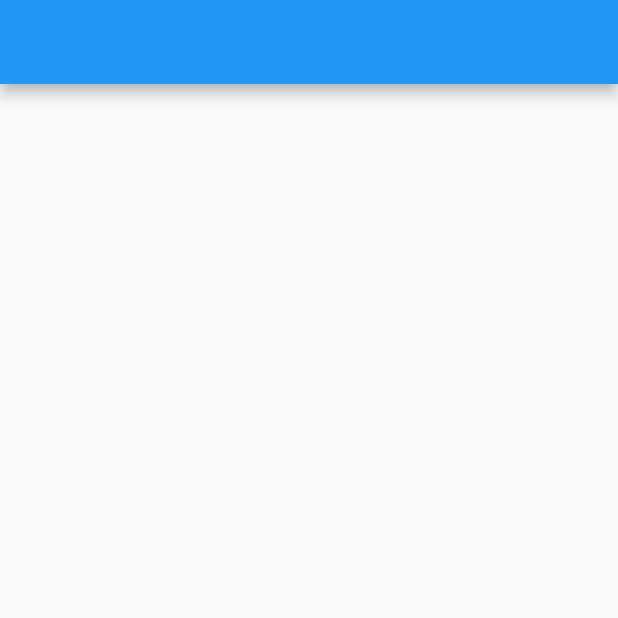
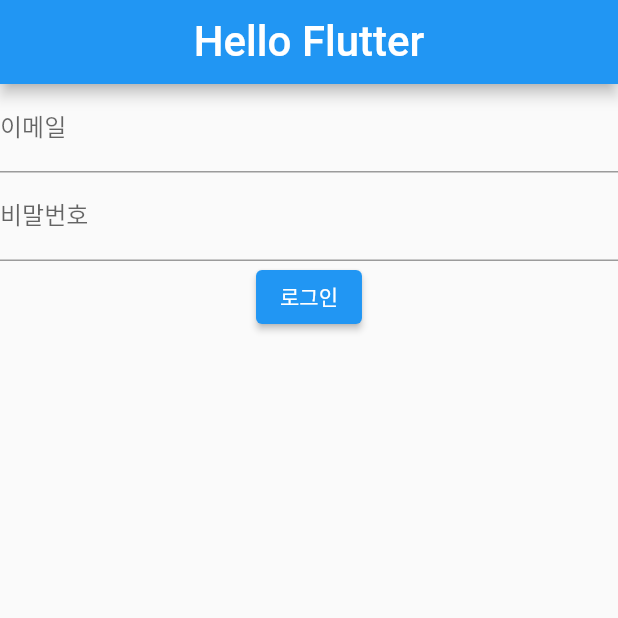
Before and after one commit to insub4067/Flutter-Practice, a Flutter app: the screen it shows after launch, on a phone screen of 412 x 824 dp, the top half of it. Run offline on Flutter 3.47's test engine with Material 2 defaults, Android fonts, the phone set to English and light mode, and no system bars.

Commit message:
[Feat] 로그인 페이지
1-4

```diff
--- a/lib/main.dart
+++ b/lib/main.dart
@@ -12,7 +12,29 @@ class MyApp extends StatelessWidget {
     return MaterialApp(
       debugShowCheckedModeBanner: false,
       home: Scaffold(
-        appBar: AppBar(),
+        appBar: AppBar(
+          centerTitle: true,
+          title: Text(
+            "Hello Flutter",
+            style: TextStyle(fontSize: 28),
+          ),
+        ),
+        body: Column(
+          children: [
+            TextField(
+              decoration: InputDecoration(labelText: "이메일"),
+            ),
+            TextField(
+              obscureText: true,
+              decoration: InputDecoration(labelText: "비말번호"),
+            ),
+            ElevatedButton(
+                onPressed: () {
+                  print("log in button tapped");
+                },
+                child: Text("로그인")),
+          ],
+        ),
       ),
     );
   }
```
